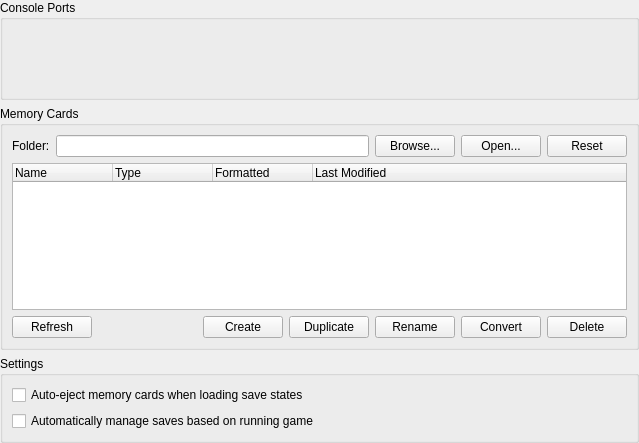
Qt form pcsx2-qt/Settings/MemoryCardSettingsWidget.ui (PCSX2/pcsx2) before a commit.
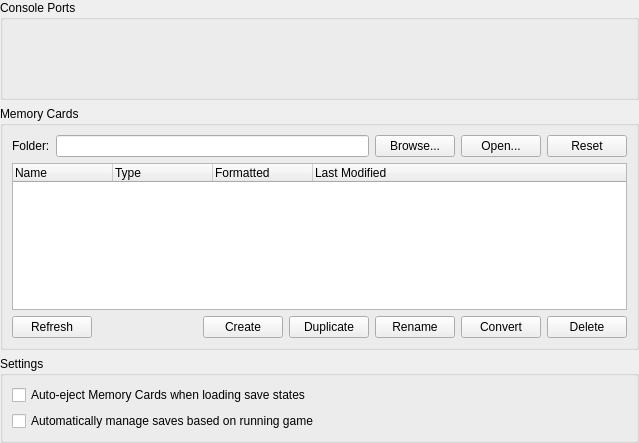
The same form after that commit. Custom widgets are drawn as their Qt base class.

What changed in the file:
```diff
--- a/pcsx2-qt/Settings/MemoryCardSettingsWidget.ui
+++ b/pcsx2-qt/Settings/MemoryCardSettingsWidget.ui
@@ -198,7 +198,7 @@
       <item row="0" column="0">
        <widget class="QCheckBox" name="autoEject">
         <property name="text">
-         <string>Auto-eject memory cards when loading save states</string>
+         <string>Auto-eject Memory Cards when loading save states</string>
         </property>
        </widget>
       </item>
```
